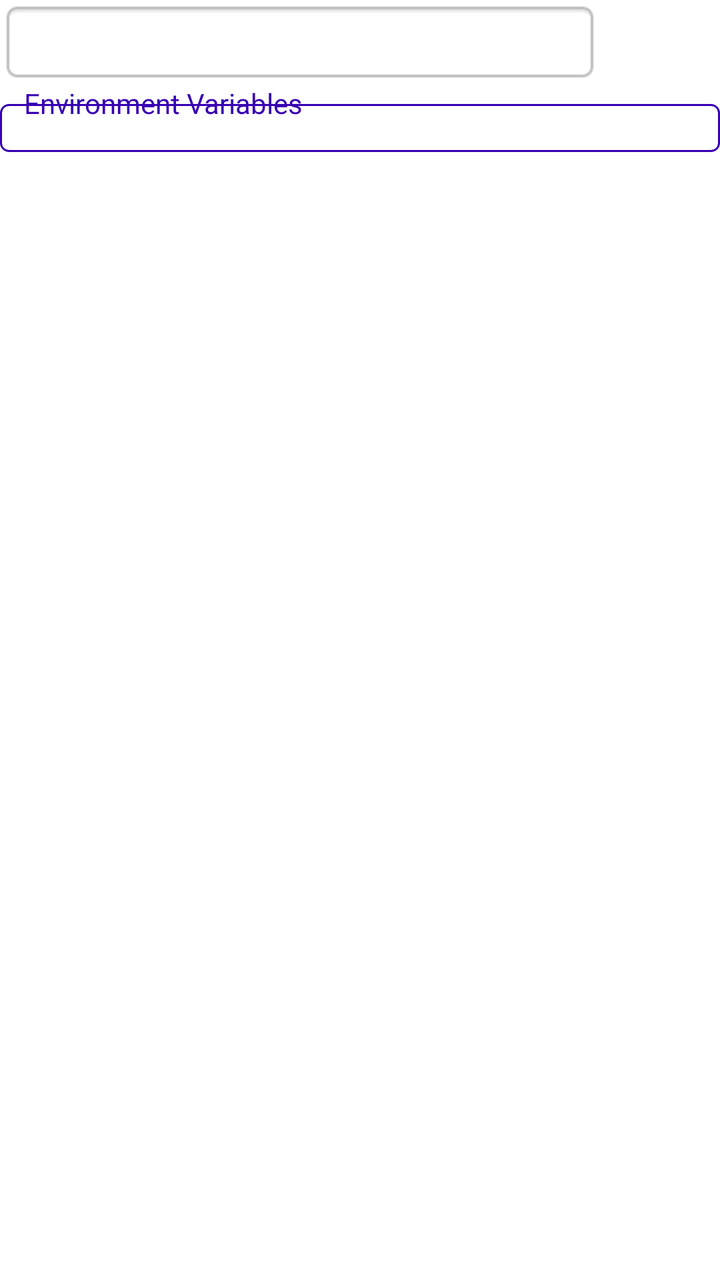
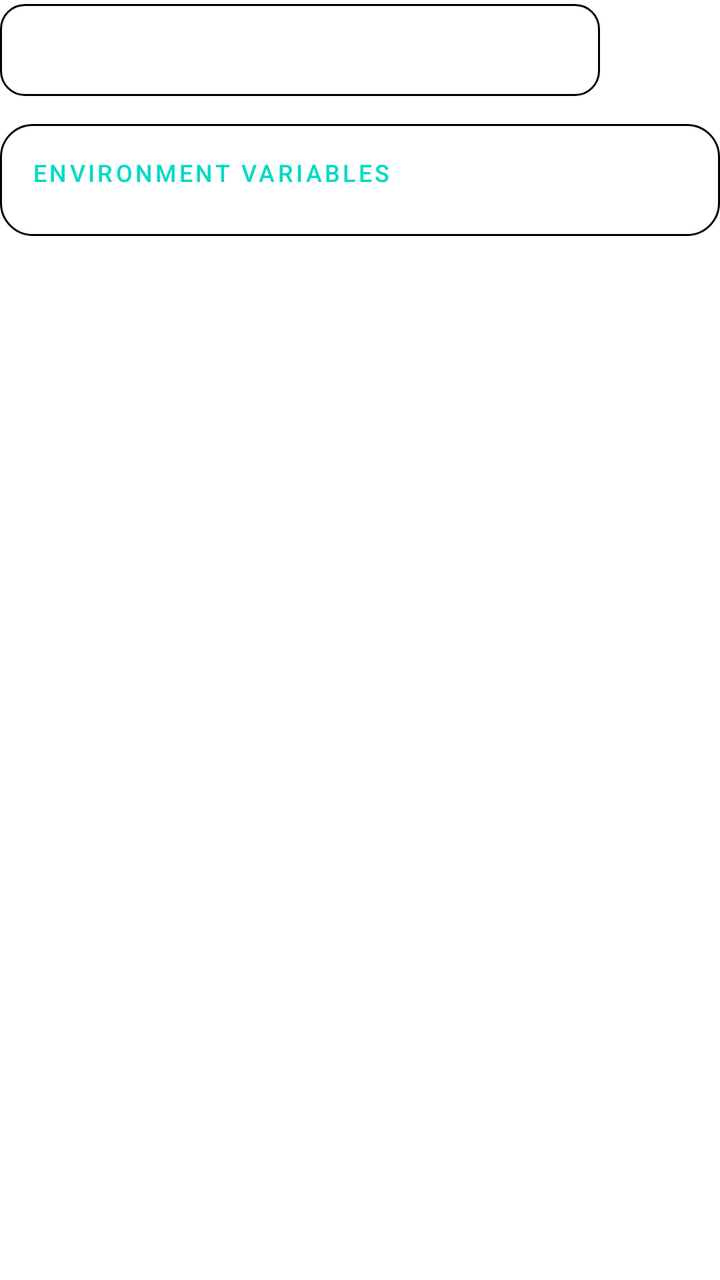

Screens rendered from an Android XML layout before and after an edit, with the pre-edit source and the edit as a unified diff.
<!-- AndroidManifest.xml: fallback theme Theme.MaterialComponents.DayNight.NoActionBar -->
<!-- res/layout/box64_edit_preset_dialog.xml -->
<?xml version="1.0" encoding="utf-8"?>
<LinearLayout xmlns:android="http://schemas.android.com/apk/res/android"
    android:layout_width="wrap_content"
    android:layout_height="match_parent"
    android:orientation="vertical">

    <EditText
        style="@style/EditText"
        android:layout_width="300dp"
        android:id="@+id/ETName"
        android:hint="@string/untitled" />

    <FrameLayout
        android:layout_width="match_parent"
        android:layout_height="wrap_content">

        <LinearLayout style="@style/FieldSet">
            <ScrollView
                android:layout_width="match_parent"
                android:layout_height="match_parent">

                <LinearLayout
                    android:id="@+id/LLContent"
                    android:layout_width="match_parent"
                    android:layout_height="wrap_content"
                    android:orientation="vertical" />
            </ScrollView>
        </LinearLayout>

        <TextView
            style="@style/FieldSetLabel"
            android:background="?attr/colorSecondarySurface"
            android:text="@string/environment_variables" />
    </FrameLayout>
</LinearLayout>
<!-- resources referenced by this layout -->
<resources>
  <string name="environment_variables">Environment Variables</string>
  <string name="untitled">Untitled</string>
  <style name="EditText">
          <item name="android:layout_width">match_parent</item>
          <item name="android:layout_height">42dp</item>
          <item name="android:textSize">16sp</item>
          <item name="android:textColor">?attr/colorPrimaryText</item>
          <item name="android:textColorHint">?attr/colorSecondaryText</item>
          <item name="android:gravity">left|center_vertical</item>
          <item name="android:paddingLeft">12dp</item>
          <item name="android:paddingRight">12dp</item>
          <item name="android:paddingTop">0dp</item>
          <item name="android:paddingBottom">0dp</item>
          <item name="android:maxLines">1</item>
          <item name="android:inputType">text</item>
          <item name="android:background">@drawable/edit_text</item>
      </style>
  <style name="FieldSet">
          <item name="android:layout_width">match_parent</item>
          <item name="android:layout_height">wrap_content</item>
          <item name="android:background">@drawable/bordered_panel</item>
          <item name="android:orientation">vertical</item>
          <item name="android:paddingLeft">8dp</item>
          <item name="android:paddingRight">8dp</item>
          <item name="android:paddingBottom">8dp</item>
          <item name="android:paddingTop">16dp</item>
          <item name="android:layout_marginTop">10dp</item>
      </style>
  <style name="FieldSetLabel">
          <item name="android:layout_width">wrap_content</item>
          <item name="android:layout_height">wrap_content</item>
          <item name="android:background">?attr/colorPrimarySurface</item>
          <item name="android:orientation">vertical</item>
          <item name="android:paddingLeft">4dp</item>
          <item name="android:paddingRight">4dp</item>
          <item name="android:layout_marginLeft">8dp</item>
          <item name="android:textColor">?attr/colorPrimaryVariant</item>
      </style>
  <!-- drawable edit_text (drawable) -->
  <?xml version="1.0" encoding="utf-8"?>
  <selector xmlns:android="http://schemas.android.com/apk/res/android" >
      <item android:state_pressed="true" android:drawable="@drawable/edit_text_pressed" />
      <item android:state_focused="true" android:drawable="@drawable/edit_text_focused" />
      <item android:drawable="@drawable/edit_text_normal" />
  </selector>
  <!-- drawable bordered_panel (drawable) -->
  <?xml version="1.0" encoding="utf-8"?>
  <shape xmlns:android="http://schemas.android.com/apk/res/android"
      android:shape="rectangle">
      <corners android:radius="4dp" />
      <stroke android:width="1dp" android:color="?attr/colorPrimaryVariant" />
  </shape>
  <!-- drawable edit_text_pressed: png bitmap (drawable-hdpi, 1646 bytes) -->
  <!-- drawable edit_text_focused: png bitmap (drawable-hdpi, 1650 bytes) -->
  <!-- drawable edit_text_normal: png bitmap (drawable-hdpi, 1636 bytes) -->
</resources>

<!-- the commit's change to res/layout/box64_edit_preset_dialog.xml (unified diff, before → after) -->
@@ -29,7 +29,6 @@
 
         <TextView
             style="@style/FieldSetLabel"
-            android:background="?attr/colorSecondarySurface"
             android:text="@string/environment_variables" />
     </FrameLayout>
 </LinearLayout>
<!-- resource entries referenced after the edit -->
@@ -4,15 +4,18 @@
   <string name="untitled">Untitled</string>
   <style name="EditText">
           <item name="android:layout_width">match_parent</item>
-          <item name="android:layout_height">42dp</item>
-          <item name="android:textSize">16sp</item>
+          <item name="android:layout_height">46dp</item>
+          <item name="android:minHeight">46dp</item>
+          <item name="android:textSize">15sp</item>
           <item name="android:textColor">?attr/colorPrimaryText</item>
-          <item name="android:textColorHint">?attr/colorSecondaryText</item>
+          <item name="android:textColorHint">?attr/lvTextTertiary</item>
           <item name="android:gravity">left|center_vertical</item>
-          <item name="android:paddingLeft">12dp</item>
-          <item name="android:paddingRight">12dp</item>
+          <item name="android:paddingLeft">14dp</item>
+          <item name="android:paddingRight">14dp</item>
           <item name="android:paddingTop">0dp</item>
           <item name="android:paddingBottom">0dp</item>
+          <item name="android:layout_marginTop">2dp</item>
+          <item name="android:layout_marginBottom">2dp</item>
           <item name="android:maxLines">1</item>
           <item name="android:inputType">text</item>
           <item name="android:background">@drawable/edit_text</item>
@@ -20,40 +23,49 @@
   <style name="FieldSet">
           <item name="android:layout_width">match_parent</item>
           <item name="android:layout_height">wrap_content</item>
-          <item name="android:background">@drawable/bordered_panel</item>
+          <item name="android:background">@drawable/lv_bg_card</item>
           <item name="android:orientation">vertical</item>
-          <item name="android:paddingLeft">8dp</item>
-          <item name="android:paddingRight">8dp</item>
-          <item name="android:paddingBottom">8dp</item>
-          <item name="android:paddingTop">16dp</item>
-          <item name="android:layout_marginTop">10dp</item>
+          <item name="android:paddingLeft">16dp</item>
+          <item name="android:paddingRight">16dp</item>
+          <item name="android:paddingBottom">16dp</item>
+          <item name="android:paddingTop">40dp</item>
+          <item name="android:layout_marginTop">12dp</item>
       </style>
   <style name="FieldSetLabel">
           <item name="android:layout_width">wrap_content</item>
           <item name="android:layout_height">wrap_content</item>
-          <item name="android:background">?attr/colorPrimarySurface</item>
+          <item name="android:background">@null</item>
           <item name="android:orientation">vertical</item>
-          <item name="android:paddingLeft">4dp</item>
-          <item name="android:paddingRight">4dp</item>
-          <item name="android:layout_marginLeft">8dp</item>
-          <item name="android:textColor">?attr/colorPrimaryVariant</item>
+          <item name="android:layout_marginLeft">16dp</item>
+          <item name="android:layout_marginTop">28dp</item>
+          <item name="android:textSize">12sp</item>
+          <item name="android:fontFamily">sans-serif-medium</item>
+          <item name="android:textAllCaps">true</item>
+          <item name="android:letterSpacing">0.12</item>
+          <item name="android:textColor">?attr/colorAccent</item>
       </style>
   <!-- drawable edit_text (drawable) -->
   <?xml version="1.0" encoding="utf-8"?>
-  <selector xmlns:android="http://schemas.android.com/apk/res/android" >
-      <item android:state_pressed="true" android:drawable="@drawable/edit_text_pressed" />
-      <item android:state_focused="true" android:drawable="@drawable/edit_text_focused" />
-      <item android:drawable="@drawable/edit_text_normal" />
+  <selector xmlns:android="http://schemas.android.com/apk/res/android">
+      <item android:state_enabled="false">
+          <shape android:shape="rectangle"><solid android:color="?attr/lvSurfaceCard" /><stroke android:width="1dp" android:color="?attr/lvStroke" /><corners android:radius="12dp" /></shape>
+      </item>
+      <item android:state_focused="true">
+          <shape android:shape="rectangle"><solid android:color="?attr/lvSurfaceInput" /><stroke android:width="1.5dp" android:color="?attr/colorAccent" /><corners android:radius="12dp" /></shape>
+      </item>
+      <item android:state_pressed="true">
+          <shape android:shape="rectangle"><solid android:color="?attr/lvSurfacePressed" /><stroke android:width="1dp" android:color="?attr/lvStrokeStrong" /><corners android:radius="12dp" /></shape>
+      </item>
+      <item>
+          <shape android:shape="rectangle"><solid android:color="?attr/lvSurfaceInput" /><stroke android:width="1dp" android:color="?attr/lvStroke" /><corners android:radius="12dp" /></shape>
+      </item>
   </selector>
-  <!-- drawable bordered_panel (drawable) -->
+  <!-- drawable lv_bg_card (drawable) -->
   <?xml version="1.0" encoding="utf-8"?>
-  <shape xmlns:android="http://schemas.android.com/apk/res/android"
-      android:shape="rectangle">
-      <corners android:radius="4dp" />
-      <stroke android:width="1dp" android:color="?attr/colorPrimaryVariant" />
+  <shape xmlns:android="http://schemas.android.com/apk/res/android" android:shape="rectangle">
+      <solid android:color="?attr/lvSurfaceCard" />
+      <stroke android:width="1dp" android:color="?attr/lvStroke" />
+      <corners android:radius="16dp" />
   </shape>
-  <!-- drawable edit_text_pressed: png bitmap (drawable-hdpi, 1646 bytes) -->
-  <!-- drawable edit_text_focused: png bitmap (drawable-hdpi, 1650 bytes) -->
-  <!-- drawable edit_text_normal: png bitmap (drawable-hdpi, 1636 bytes) -->
 </resources>
 
